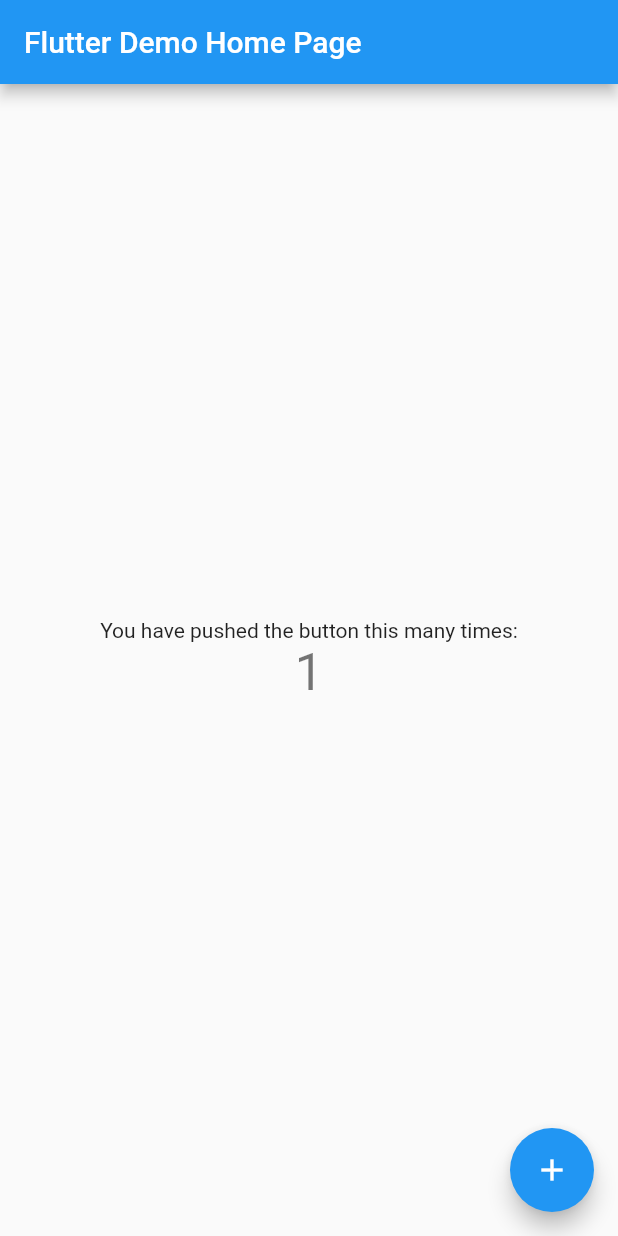
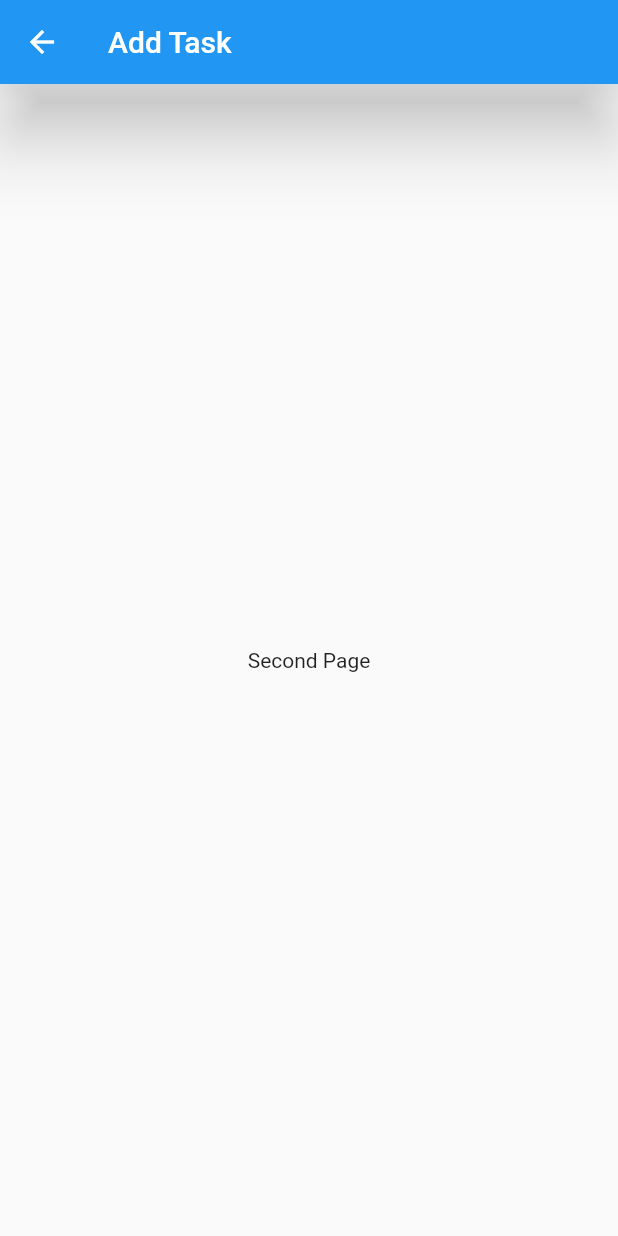
Before and after one commit to MohammadJS2642/TodoApp, a Flutter app: the screen it shows after launch, after a tap on the "add" icon, on a phone screen of 412 x 824 dp. Run offline on Flutter 3.47's test engine with Material 2 defaults, Android fonts, the phone set to English and light mode, and no system bars.

Commit message:
#3, navigation to pages created

```diff
--- /dev/null
+++ b/todoapp/lib/AddTodoPage.dart
@@ -0,0 +1,36 @@
+import 'package:flutter/material.dart';
+
+// create task page after navigate to it
+class MaterialInputTask extends StatelessWidget {
+  const MaterialInputTask({Key? key}) : super(key: key);
+
+  @override
+  Widget build(BuildContext context) {
+    return MaterialApp(
+      home: Scaffold(
+        appBar: AppBar(
+          title: const Text("Add Task"),
+          elevation: 20.0,
+          leading: IconButton(
+            icon: const Icon(Icons.arrow_back),
+            onPressed: () => {
+              Navigator.pop(context, '/'),
+            },
+          ),
+        ),
+        body: const InputTask(),
+      ),
+    );
+  }
+}
+
+class InputTask extends StatelessWidget {
+  const InputTask({Key? key}) : super(key: key);
+
+  @override
+  Widget build(BuildContext context) {
+    return const Center(
+      child: Text("Second Page"),
+    );
+  }
+}
--- /dev/null
+++ b/todoapp/lib/HomePage.dart
@@ -0,0 +1,46 @@
+import 'package:flutter/material.dart';
+
+// this is main page actuly
+class HomePage extends StatelessWidget {
+  const HomePage({Key? key}) : super(key: key);
+
+  @override
+  Widget build(BuildContext context) {
+    return Scaffold(
+      appBar: AppBar(
+        title: const Text("TODO APP"),
+      ),
+      body: const CustomAddButton(),
+    );
+  }
+}
+
+// Add button navigate to add task
+class CustomAddButton extends StatelessWidget {
+  const CustomAddButton({Key? key}) : super(key: key);
+
+  @override
+  Widget build(BuildContext context) {
+    return Align(
+      alignment: Alignment.bottomRight,
+      child: Padding(
+        padding: const EdgeInsets.all(20.0),
+        child: ElevatedButton(
+          onPressed: () => {
+            Navigator.pushNamed(context, '/inputtask'),
+          },
+          child: const Icon(
+            Icons.add,
+            color: Colors.white,
+          ),
+          style: ElevatedButton.styleFrom(
+            shape: const CircleBorder(),
+            padding: const EdgeInsets.all(20.0),
+            primary: Colors.blue,
+            onPrimary: Colors.pink,
+          ),
+        ),
+      ),
+    );
+  }
+}
--- a/todoapp/lib/main.dart
+++ b/todoapp/lib/main.dart
@@ -1,115 +1,20 @@
 import 'package:flutter/material.dart';
+import 'AddTodoPage.dart';
+import 'HomePage.dart';
 
-void main() {
-  runApp(const MyApp());
-}
+void main() => runApp(const MyMainPage());
 
-class MyApp extends StatelessWidget {
-  const MyApp({Key? key}) : super(key: key);
+// routes are here
+class MyMainPage extends StatelessWidget {
+  const MyMainPage({Key? key}) : super(key: key);
 
-  // This widget is the root of your application.
   @override
   Widget build(BuildContext context) {
     return MaterialApp(
-      title: 'Flutter Demo',
-      theme: ThemeData(
-        // This is the theme of your application.
-        //
-        // Try running your application with "flutter run". You'll see the
-        // application has a blue toolbar. Then, without quitting the app, try
-        // changing the primarySwatch below to Colors.green and then invoke
-        // "hot reload" (press "r" in the console where you ran "flutter run",
-        // or simply save your changes to "hot reload" in a Flutter IDE).
-        // Notice that the counter didn't reset back to zero; the application
-        // is not restarted.
-        primarySwatch: Colors.blue,
-      ),
-      home: const MyHomePage(title: 'Flutter Demo Home Page'),
+      routes: {
+        '/': (context) => const HomePage(),
+        '/inputtask': (cntext) => const MaterialInputTask(),
+      },
     );
   }
 }
-
-class MyHomePage extends StatefulWidget {
-  const MyHomePage({Key? key, required this.title}) : super(key: key);
-
-  // This widget is the home page of your application. It is stateful, meaning
-  // that it has a State object (defined below) that contains fields that affect
-  // how it looks.
-
-  // This class is the configuration for the state. It holds the values (in this
-  // case the title) provided by the parent (in this case the App widget) and
-  // used by the build method of the State. Fields in a Widget subclass are
-  // always marked "final".
-
-  final String title;
-
-  @override
-  State<MyHomePage> createState() => _MyHomePageState();
-}
-
-class _MyHomePageState extends State<MyHomePage> {
-  int _counter = 0;
-
-  void _incrementCounter() {
-    setState(() {
-      // This call to setState tells the Flutter framework that something has
-      // changed in this State, which causes it to rerun the build method below
-      // so that the display can reflect the updated values. If we changed
-      // _counter without calling setState(), then the build method would not be
-      // called again, and so nothing would appear to happen.
-      _counter++;
-    });
-  }
-
-  @override
-  Widget build(BuildContext context) {
-    // This method is rerun every time setState is called, for instance as done
-    // by the _incrementCounter method above.
-    //
-    // The Flutter framework has been optimized to make rerunning build methods
-    // fast, so that you can just rebuild anything that needs updating rather
-    // than having to individually change instances of widgets.
-    return Scaffold(
-      appBar: AppBar(
-        // Here we take the value from the MyHomePage object that was created by
-        // the App.build method, and use it to set our appbar title.
-        title: Text(widget.title),
-      ),
-      body: Center(
-        // Center is a layout widget. It takes a single child and positions it
-        // in the middle of the parent.
-        child: Column(
-          // Column is also a layout widget. It takes a list of children and
-          // arranges them vertically. By default, it sizes itself to fit its
-          // children horizontally, and tries to be as tall as its parent.
-          //
-          // Invoke "debug painting" (press "p" in the console, choose the
-          // "Toggle Debug Paint" action from the Flutter Inspector in Android
-          // Studio, or the "Toggle Debug Paint" command in Visual Studio Code)
-          // to see the wireframe for each widget.
-          //
-          // Column has various properties to control how it sizes itself and
-          // how it positions its children. Here we use mainAxisAlignment to
-          // center the children vertically; the main axis here is the vertical
-          // axis because Columns are vertical (the cross axis would be
-          // horizontal).
-          mainAxisAlignment: MainAxisAlignment.center,
-          children: <Widget>[
-            const Text(
-              'You have pushed the button this many times:',
-            ),
-            Text(
-              '$_counter',
-              style: Theme.of(context).textTheme.headline4,
-            ),
-          ],
-        ),
-      ),
-      floatingActionButton: FloatingActionButton(
-        onPressed: _incrementCounter,
-        tooltip: 'Increment',
-        child: const Icon(Icons.add),
-      ), // This trailing comma makes auto-formatting nicer for build methods.
-    );
-  }
-}
```
